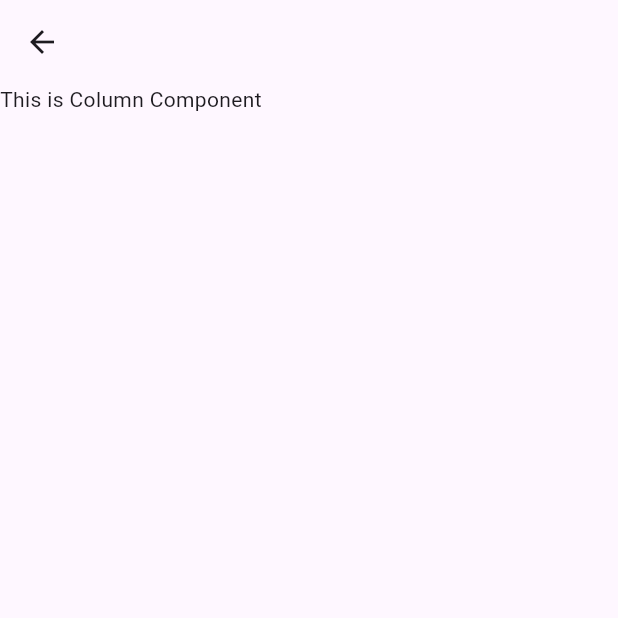
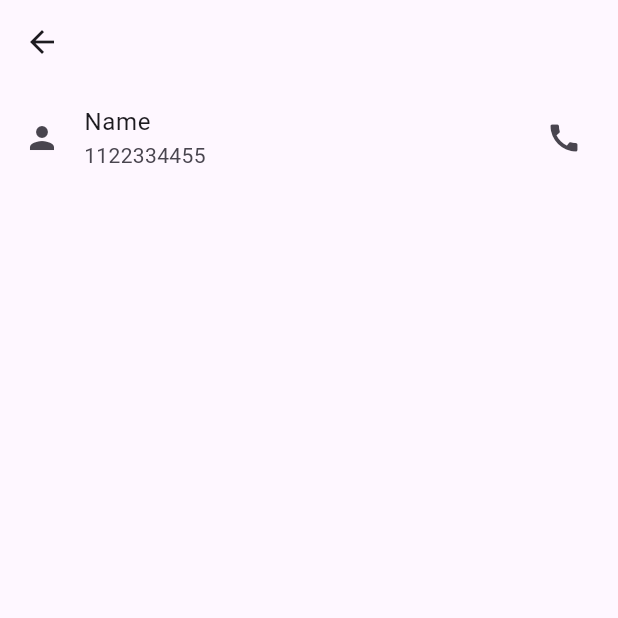
Before and after one commit to moritejas/flutter_widgets, a Flutter app: the ListTileComponent screen opened directly, on a phone screen of 412 x 824 dp, the top half of it. Run offline on Flutter 3.47's test engine with Material 3 defaults, Android fonts, the phone set to English and light mode, and no system bars; our stand-ins replace cached_network_image, carousel_slider, expandable, flip_card, get; missing offline and left inert: swipeable_card_stack.

Commit message:
ListTile

```diff
--- a/lib/Componant/listtile.dart
+++ b/lib/Componant/listtile.dart
@@ -8,7 +8,12 @@ class ListTileComponent extends StatelessWidget {
     return Scaffold(
       appBar: AppBar(
       ),
-      body: const Text("This is Column Component"),
+      body: const ListTile(
+        title: Text("Name"),
+        trailing: Icon(Icons.call),
+        leading: Icon(Icons.person),
+        subtitle: Text("1122334455"),
+      )
 
     );
   }
```
